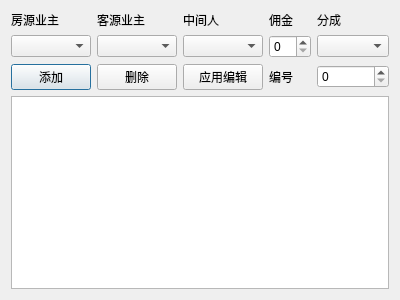
Above: qianyuechengjiaodialog.ui from gmsh/fangchanzhongjie before the change. Below: the same form after it.
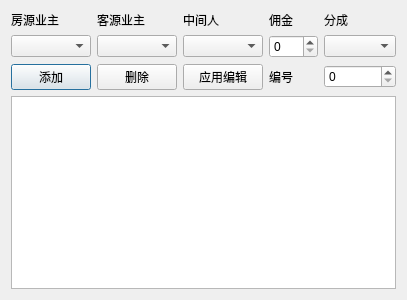
That is the form after the change. Icons and pictures are not drawn.

The edit to the form file:
```diff
--- a/qianyuechengjiaodialog.ui
+++ b/qianyuechengjiaodialog.ui
@@ -6,7 +6,7 @@
    <rect>
     <x>0</x>
     <y>0</y>
-    <width>400</width>
+    <width>407</width>
     <height>300</height>
    </rect>
   </property>
```
Left out of the diff: 2 changed lines with no effect on the pictures.
